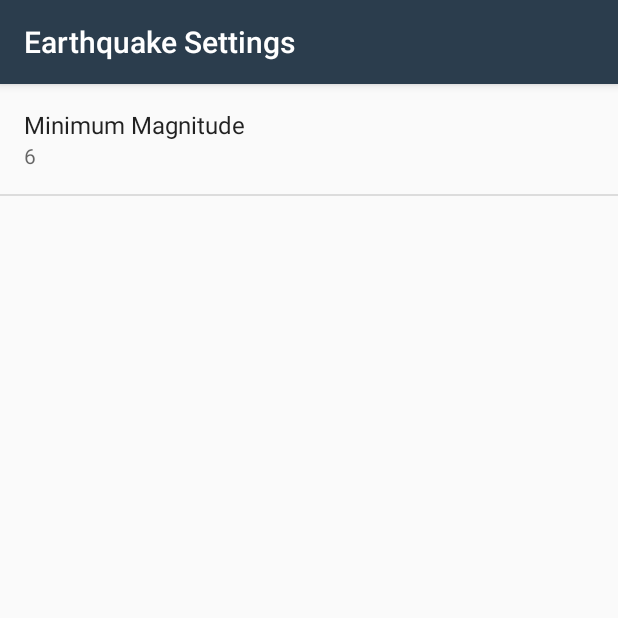
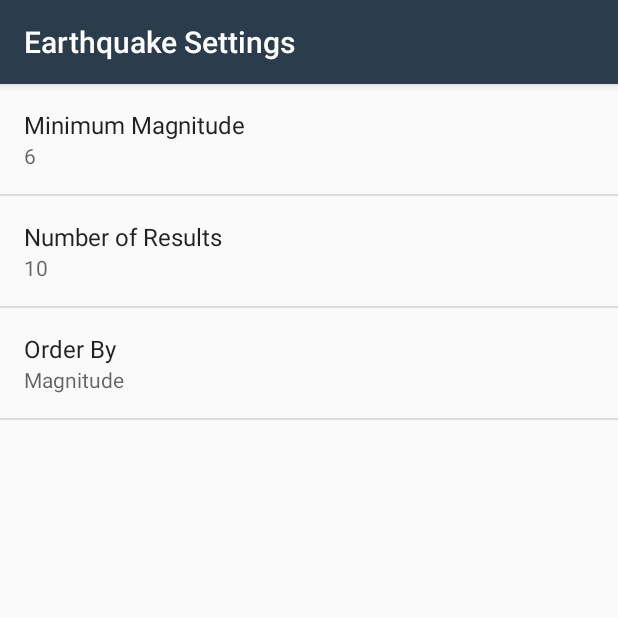
Before and after one commit to mahyarmoz/QuakeReport, an Android app: the screen it shows after launch (SettingsActivity), after a tap on "Settings", on a phone screen of 412 x 824 dp, the top half of it. Run offline under Robolectric (Android 15) with nearby library versions, the phone set to English and light mode, and no system bars.

Commit message:
Added the Setting Options to Sort by Date or Magnitude & also modify the number of results shown

```diff
--- a/app/src/main/java/com/example/android/quakereport/EarthquakeActivity.java
+++ b/app/src/main/java/com/example/android/quakereport/EarthquakeActivity.java
@@ -53,7 +53,7 @@ public class EarthquakeActivity extends AppCompatActivity implements LoaderManag
     public static final String SAMPLE_URL= "https://earthquake.usgs.gov/fdsnws/event/1/query?format=geojson&starttime=2015-01-01&endtime=2015-12-02&minfelt=500&minmagnitude=7";
     public static final String LOG_TAG = EarthquakeActivity.class.getName();
 
-    private static final String USGS_REQUEST_URL = "https://earthquake.usgs.gov/fdsnws/event/1/query";   //TODO: Figure out how to use http and follow through the redirection (Code will 301, not 200)
+    private static final String USGS_REQUEST_URL = "https://earthquake.usgs.gov/fdsnws/event/1/query";   //TODO: Figure out how to use http and follow through the redirection (Code will be 301, not 200)
 
     EarthquakeAdapter adaptor;
     ListView earthquakeListView;
@@ -92,12 +92,18 @@ public class EarthquakeActivity extends AppCompatActivity implements LoaderManag
         SharedPreferences sharedPrefs = PreferenceManager.getDefaultSharedPreferences(this);
         String minMagnitude = sharedPrefs.getString(getString(R.string.settings_min_magnitude_key), getString(R.string.settings_min_magnitude_default));
 
+        String orderBy = sharedPrefs.getString(
+                getString(R.string.settings_order_by_key),
+                getString(R.string.settings_order_by_default));
+
+        String numberOfResults = sharedPrefs.getString(getString(R.string.settings_num_of_results_key), getString(R.string.settings_num_of_results_default));
+
         Uri baseUri = Uri.parse(USGS_REQUEST_URL);
         Uri.Builder uriBuilder = baseUri.buildUpon()
                 .appendQueryParameter("format", "geojson")
-                .appendQueryParameter("limit", "10")
+                .appendQueryParameter("limit", numberOfResults)
                 .appendQueryParameter("minmag", minMagnitude)
-                .appendQueryParameter("orderby", "time");
+                .appendQueryParameter("orderby", orderBy);
 
         Log.e(LOG_TAG, "The url is " + uriBuilder);
 
--- a/app/src/main/java/com/example/android/quakereport/SettingsActivity.java
+++ b/app/src/main/java/com/example/android/quakereport/SettingsActivity.java
@@ -2,6 +2,7 @@ package com.example.android.quakereport;
 
 import android.content.SharedPreferences;
 import android.os.Bundle;
+import android.preference.ListPreference;
 import android.preference.Preference;
 import android.preference.PreferenceFragment;
 import android.preference.PreferenceManager;
@@ -23,13 +24,27 @@ public class SettingsActivity extends AppCompatActivity {
 
             Preference minMagnitude = findPreference(getString(R.string.settings_min_magnitude_key));
             bindPreferenceSummaryToValue(minMagnitude);
+
+            Preference numberOfResults = findPreference(getString(R.string.settings_num_of_results_key));
+            bindPreferenceSummaryToValue(numberOfResults);
+
+            Preference orderBy = findPreference(getString(R.string.settings_order_by_key));
+            bindPreferenceSummaryToValue(orderBy);
         }
 
         @Override
         public boolean onPreferenceChange(Preference preference, Object value) {
             String stringValue = value.toString();
-            preference.setSummary(stringValue);
-            return true;
+            if (preference instanceof ListPreference) {
+                ListPreference listPreference = (ListPreference) preference;
+                int prefIndex = listPreference.findIndexOfValue(stringValue);
+                if (prefIndex >= 0) {
+                    CharSequence[] labels = listPreference.getEntries();
+                    preference.setSummary(labels[prefIndex]);
+                }
+            } else {
+                preference.setSummary(stringValue);
+            }            return true;
         }
 
         private void bindPreferenceSummaryToValue(Preference preference) {
--- /dev/null
+++ b/app/src/main/res/values/arrays.xml
@@ -0,0 +1,12 @@
+<?xml version="1.0" encoding="utf-8"?>
+<resources>
+    <string-array name="settings_order_by_labels">
+        <item>@string/settings_order_by_magnitude_label</item>
+        <item>@string/settings_order_by_most_recent_label</item>
+    </string-array>
+
+    <string-array name="settings_order_by_values">
+        <item>@string/settings_order_by_magnitude_value</item>
+        <item>@string/settings_order_by_most_recent_value</item>
+    </string-array>
+</resources>
--- a/app/src/main/res/values/strings.xml
+++ b/app/src/main/res/values/strings.xml
@@ -26,4 +26,22 @@
     <string name="settings_min_magnitude_key" translatable="false">min_magnitude</string>
     <string name="settings_min_magnitude_default" translatable="false">6</string>
 
+    <!-- Strings For Number of Results Preference [CHAR LIMIT=30] -->
+    <string name="settings_num_of_results_label">Number of Results</string>
+    <string name="settings_num_of_results_key" translatable="false">num_of_results</string>
+    <string name="settings_num_of_results_default" translatable="false">10</string>
+
+    <!-- Strings For Order-By Preference [CHAR LIMIT=30] -->
+    <string name="settings_order_by_label">Order By</string>
+    <string name="settings_order_by_key" translatable="false">order_by</string>
+    <string name="settings_order_by_default" translatable="false">@string/settings_order_by_magnitude_value</string>
+
+    <!-- Label for order-by magnitude option [CHAR LIMIT=20] -->
+    <string name="settings_order_by_magnitude_label">Magnitude</string>
+    <string name="settings_order_by_magnitude_value" translatable="false">magnitude</string>
+
+    <!-- Label for order-by most recent option [CHAR LIMIT=20] -->
+    <string name="settings_order_by_most_recent_label">Most Recent</string>
+    <string name="settings_order_by_most_recent_value" translatable="false">time</string>
+
 </resources>
--- a/app/src/main/res/xml/settings_main.xml
+++ b/app/src/main/res/xml/settings_main.xml
@@ -10,4 +10,18 @@
         android:selectAllOnFocus="true"
         android:title="@string/settings_min_magnitude_label" />
 
+    <EditTextPreference
+        android:defaultValue="@string/settings_num_of_results_default"
+        android:inputType="numberDecimal"
+        android:key="@string/settings_num_of_results_key"
+        android:selectAllOnFocus="true"
+        android:title="@string/settings_num_of_results_label" />
+
+    <ListPreference
+        android:defaultValue="@string/settings_order_by_default"
+        android:entries="@array/settings_order_by_labels"
+        android:entryValues="@array/settings_order_by_values"
+        android:key="@string/settings_order_by_key"
+        android:title="@string/settings_order_by_label" />
+
 </PreferenceScreen>
```
